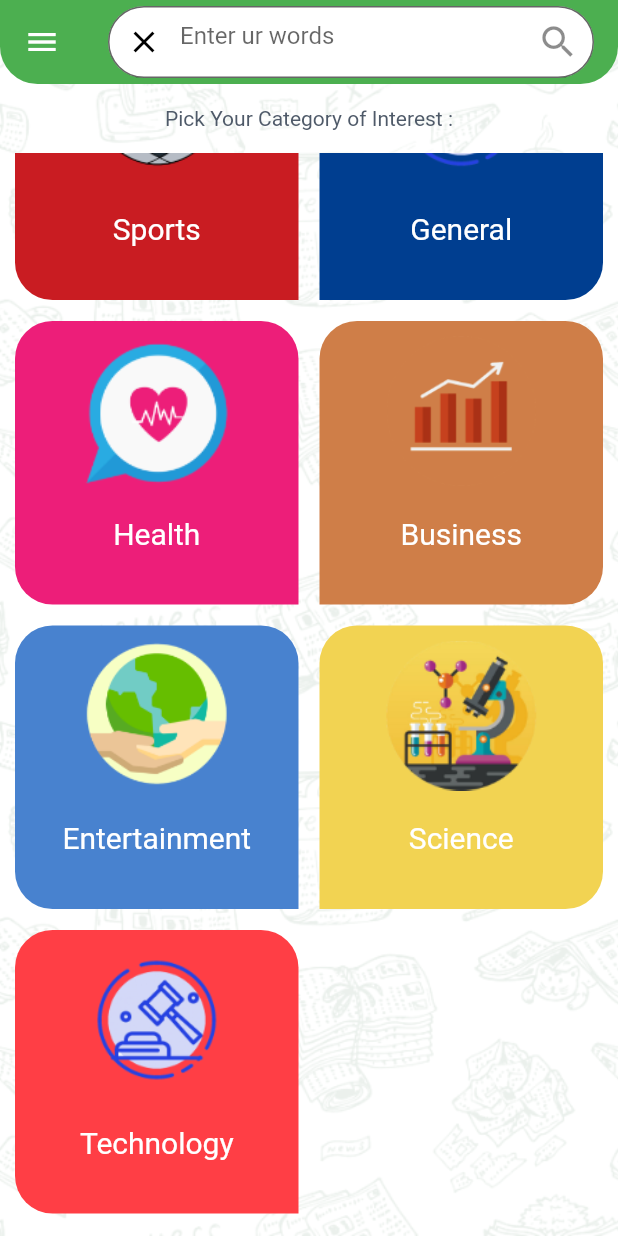
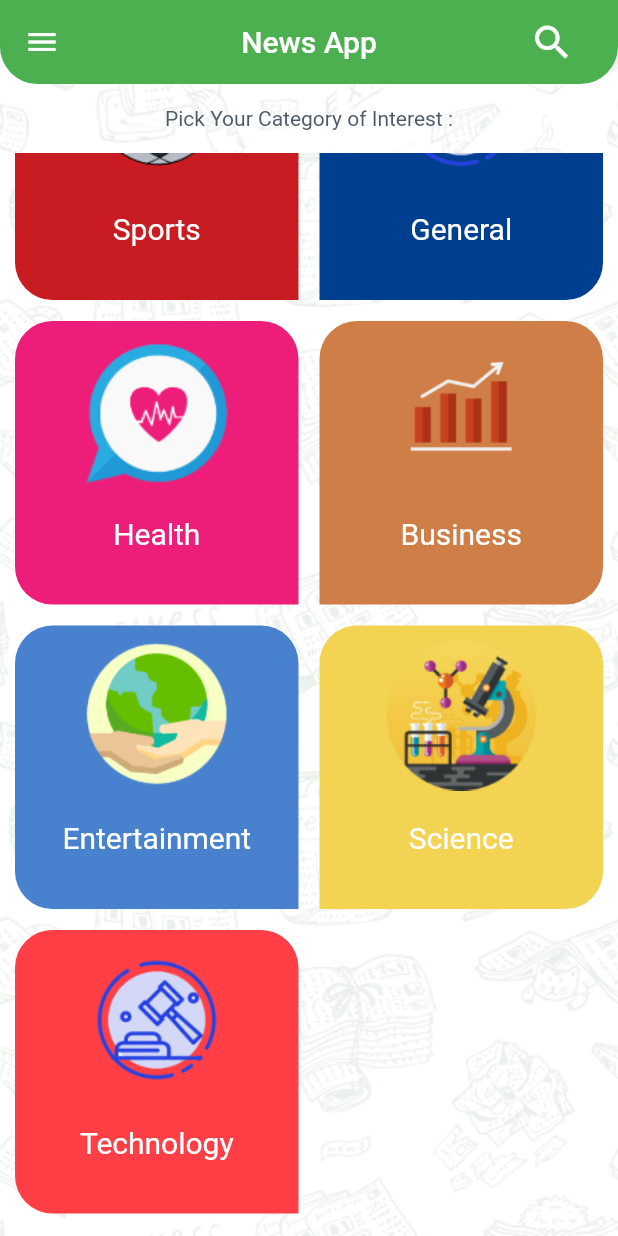
Before and after one commit to mahmoudgamal1704/newsapp, a Flutter app: the screen it shows after launch, scrolled down 91 dp, after a tap on the "search" icon, on a phone screen of 412 x 824 dp. Run offline on Flutter 3.47's test engine with Material 2 defaults, Android fonts, the light colour scheme and no system bars; our stand-ins replace cached_network_image.

Commit message:
add search item

```diff
--- a/lib/layout/home_layout.dart
+++ b/lib/layout/home_layout.dart
@@ -15,6 +15,7 @@ class HomeLayout extends StatefulWidget {
 
 class _HomeLayoutState extends State<HomeLayout> {
   bool search = false;
+  TextEditingController SearchController = TextEditingController();
 
   @override
   Widget build(BuildContext context) {
@@ -34,8 +35,10 @@ class _HomeLayoutState extends State<HomeLayout> {
                       padding: const EdgeInsets.only(right: 20),
                       child: IconButton(
                         onPressed: () {
-                          search = true;
-                          setState(() {});
+                          if (categoryData != null) {
+                            search = true;
+                            setState(() {});
+                          }
                         },
                         icon: Icon(
                           Icons.search,
@@ -57,9 +60,9 @@ class _HomeLayoutState extends State<HomeLayout> {
             centerTitle: true,
             title: search
                 ? TextFormField(
-
+                    controller: SearchController,
                     decoration: InputDecoration(
-                        hintText:'Enter ur words' ,
+                        hintText: 'Enter ur words',
                         border: OutlineInputBorder(
                           borderRadius: BorderRadius.circular(25),
                         ),
@@ -73,9 +76,15 @@ class _HomeLayoutState extends State<HomeLayout> {
                           },
                         ),
                         prefixIconColor: Colors.black,
-                        suffixIcon: Icon(Icons.search, size: 28)),
+                        suffixIcon: IconButton(
+                          onPressed: () {
+
+                          },
+                          icon: Icon(Icons.search, size: 28),
+                        )
+
+                    ),
                     style: TextStyle(height: .3),
-
                   )
                 : Text(
                     '${categoryData == null ? "News App" : categoryData!.name}')),
--- a/lib/screens/homescreen.dart
+++ b/lib/screens/homescreen.dart
@@ -19,6 +19,7 @@ class HomeScreen extends StatelessWidget {
       builder: (context, snapshot) {
         CheckAPIdata(snapshot);
         var sources = snapshot.data?.sources ?? [];
+        print ('${sources.length} lll');
         return TabControllerScreen(sources);
       },
     );
--- a/lib/shared/network/remote/apimanager.dart
+++ b/lib/shared/network/remote/apimanager.dart
@@ -17,7 +17,8 @@ class ApiManage {
    }
 
    static Future<NewsResponse> getNews(String sourceID)  async {
-        Uri URL = Uri.https(BASE,NewsEndPoint,{"apiKey" : APIKEY , "sources":sourceID});
+   Uri URL = Uri.https(BASE,NewsEndPoint,{"apiKey" : APIKEY , "sources":sourceID});
+
         Response newsresponse =await http.get(URL);
         var json=jsonDecode(newsresponse.body);
         NewsResponse NewResp = NewsResponse.fromJson(json);
```
Also changed, not shown: lib/screens/tabcontroller.dart (+9 -4 lines).
